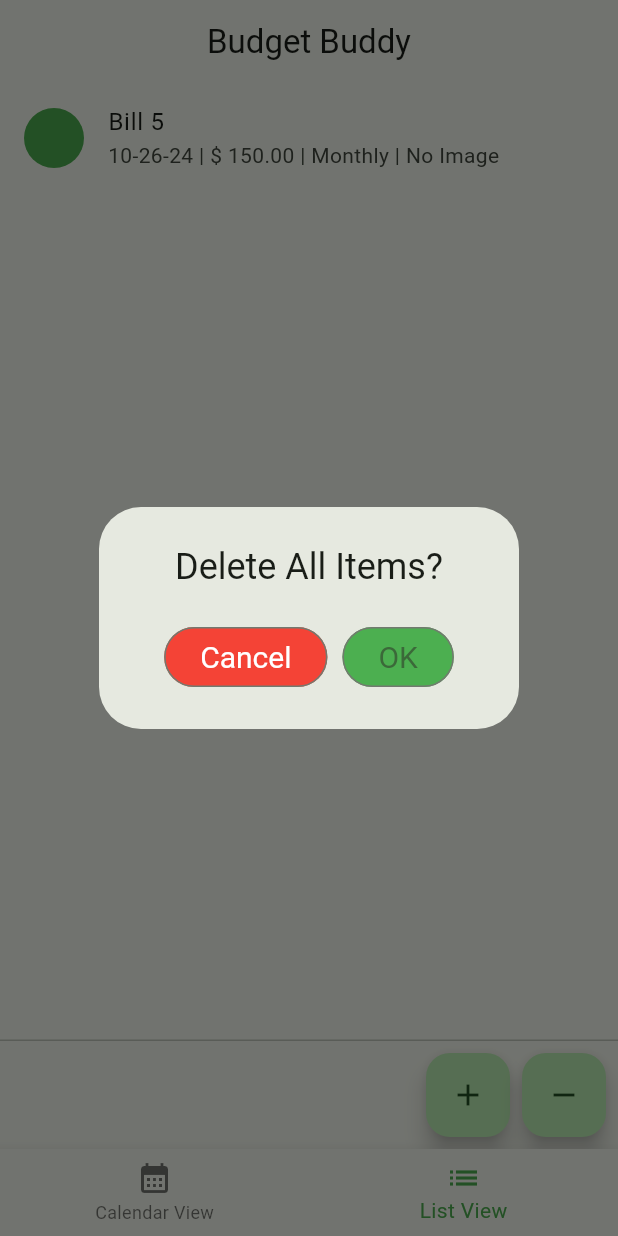
After one commit to 404thecomputer/budget-buddy, a Flutter app: the screen it shows after launch, item 2 of the bottom bar chosen, after a tap on the "remove" icon, on a phone screen of 412 x 824 dp. The commit adds this screen. Run offline on Flutter 3.47's test engine with Material 3 defaults, Android fonts, the phone set to English and light mode, and no system bars; our stand-ins replace camera, money_formatter, table_calendar.

Commit message:
Delete functions
needs testing still

```diff
--- /dev/null
+++ b/budget_buddy/lib/dialogs/delete.dialog.dart
@@ -0,0 +1,57 @@
+import 'package:budget_buddy/dialogs/info_dialog.dart';
+import 'package:budget_buddy/objects/item.dart';
+import 'package:budget_buddy/widgets/buttons.dart';
+import 'package:flutter/material.dart';
+
+class DeleteAll extends StatefulWidget{
+  DeleteAll({super.key, required this.itemsToDelete, required this.onDeleteItem});
+
+
+  List<Item> itemsToDelete;
+
+  final ItemsListDeletedCallback onDeleteItem;
+
+
+
+
+
+  @override
+  State<DeleteAll> createState() => _DeleteAllState();
+}
+
+class _DeleteAllState extends State<DeleteAll> {
+
+  @override
+  Widget build(BuildContext context) {
+    return AlertDialog(
+      title: const Center(child: Text('Delete All Items?')),
+
+      actions: <Widget>[
+        Row(mainAxisAlignment: MainAxisAlignment.center, children: <Widget>[
+          EvilButton(
+            key: const Key("CancelButton"),
+            child: const Text('Cancel'),
+            onPressed: () {
+              setState(() {
+                Navigator.pop(context);
+              });
+            },
+          ),
+          const SizedBox(width: 10),
+          GoodButton(
+            key: const Key("OKButton"),
+            child: const Text('OK'),
+            onPressed: () {
+              setState(() {
+                for(var item in widget.itemsToDelete){
+                widget.onDeleteItem(item); }
+                Navigator.pop(context);
+              });
+            },
+          ),
+        ]),
+      ],
+    );
+
+  }
+}
--- a/budget_buddy/lib/pages/item_list_view.dart
+++ b/budget_buddy/lib/pages/item_list_view.dart
@@ -1,4 +1,5 @@
 import 'package:budget_buddy/dialogs/add_dialog.dart';
+import 'package:budget_buddy/dialogs/delete.dialog.dart';
 import 'package:budget_buddy/objects/item.dart';
 import 'package:budget_buddy/widgets/budget_item.dart';
 import 'package:flutter/material.dart';
@@ -43,7 +44,8 @@ class ItemListViewState extends State<ItemListView> {
               item: item, onDeleteItem: widget.onDeleteItem, cam: widget.cam);
         },
       ),
-      floatingActionButton: FloatingActionButton(
+      persistentFooterButtons: [
+      FloatingActionButton(
         onPressed: () {
           showDialog(
               context: context,
@@ -57,6 +59,21 @@ class ItemListViewState extends State<ItemListView> {
         tooltip: "Add New Item",
         child: const Icon(Icons.add),
       ),
+      FloatingActionButton(
+        onPressed: () {
+          showDialog(
+              context: context,
+              builder: (_) {
+                return DeleteAll(
+                    itemsToDelete: widget.items, onDeleteItem: widget.onDeleteItem,);
+              });
+
+          //temp function. will be replaced when dialog windows are made.
+        },
+        tooltip: "Delete item(s)",
+        child: const Icon(Icons.remove),
+      ),
+      ],
     );
   }
 }
```
